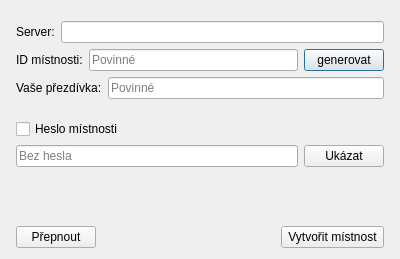
Before: the Qt Designer form crypto_chat/roomdialog.ui in RxiPland/crypto_chat, drawn with Qt 5.
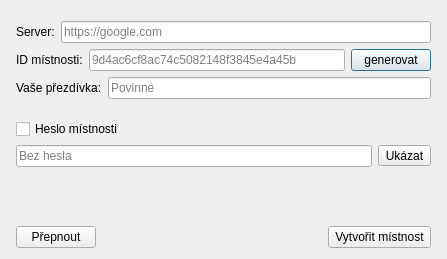
After: the same form once the commit is applied.

```diff
--- a/crypto_chat/roomdialog.ui
+++ b/crypto_chat/roomdialog.ui
@@ -6,7 +6,7 @@
    <rect>
     <x>0</x>
     <y>0</y>
-    <width>400</width>
+    <width>447</width>
     <height>259</height>
    </rect>
   </property>
@@ -62,6 +62,9 @@
          <property name="readOnly">
           <bool>true</bool>
          </property>
+         <property name="placeholderText">
+          <string>https://google.com</string>
+         </property>
         </widget>
        </item>
       </layout>
@@ -87,7 +90,7 @@
           <bool>false</bool>
          </property>
          <property name="placeholderText">
-          <string>Povinné</string>
+          <string>9d4ac6cf8ac74c5082148f3845e4a45b</string>
          </property>
         </widget>
        </item>
@@ -191,7 +194,7 @@
           </widget>
          </item>
          <item>
-          <widget class="QPushButton" name="pushButton_4">
+          <widget class="QToolButton" name="toolButton">
            <property name="text">
             <string>Ukázat</string>
            </property>
```
